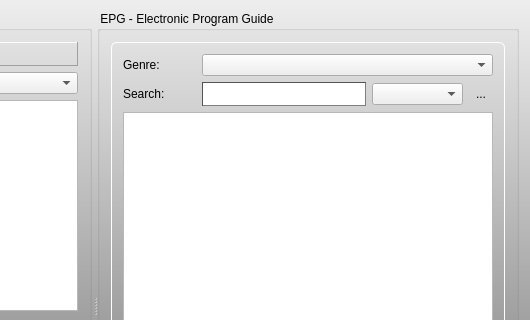
The window that vlc-record/forms/recorder.ui (code-google-com/vlc-record) describes before a commit, drawn with Qt 5; both pictures show x 230 to 760 and y 0 to 320 of the 760 by 656 pixel window.
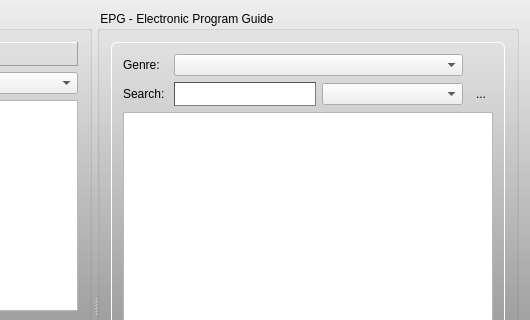
The same window after the commit. The open tabs and pages were chosen to show the change. Icons and pictures are not drawn. Custom widgets are drawn as their Qt base class.

Commit message: - small layout changes - new odl module for vlc player

Diff of the .ui file:
```diff
--- a/vlc-record/forms/recorder.ui
+++ b/vlc-record/forms/recorder.ui
@@ -595,22 +595,18 @@
           </attribute>
           <layout class="QVBoxLayout" name="verticalLayout_7">
            <item>
-            <layout class="QHBoxLayout" name="horizontalLayout_9" stretch="2,8">
-             <item>
+            <layout class="QGridLayout" name="gridLayout" columnstretch="0,10,10,0">
+             <item row="0" column="0">
               <widget class="QLabel" name="labGenre">
                <property name="text">
                 <string>Genre: </string>
                </property>
               </widget>
              </item>
-             <item>
+             <item row="0" column="1" colspan="2">
               <widget class="QComboBox" name="cbxGenre"/>
              </item>
-            </layout>
-           </item>
-           <item>
-            <layout class="QHBoxLayout" name="horizontalLayout_10" stretch="20,45,25,10">
-             <item>
+             <item row="1" column="0">
               <widget class="QLabel" name="labVodSearch">
                <property name="styleSheet">
                 <string notr="true">QLabel#labSearch {
@@ -623,7 +619,7 @@
                </property>
               </widget>
              </item>
-             <item>
+             <item row="1" column="1">
               <widget class="QLineEdit" name="lineVodSearch">
                <property name="minimumSize">
                 <size>
@@ -644,10 +640,10 @@
                </property>
               </widget>
              </item>
-             <item>
+             <item row="1" column="2">
               <widget class="QComboBox" name="cbxSearchArea"/>
              </item>
-             <item>
+             <item row="1" column="3">
               <widget class="QToolButton" name="btnVodSearch">
                <property name="text">
                 <string>...</string>
```
The commit also changes 7 other files.
